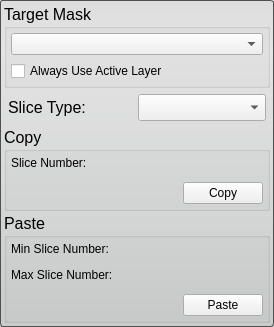
jessdtate/Seg3D, file Interface/ToolInterface/ClipboardToolInterface.ui: the form before one commit.
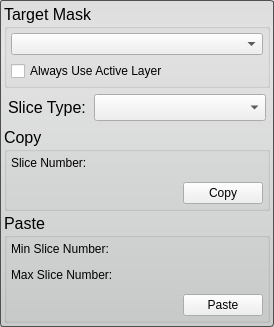
The form after the commit. Custom widgets are drawn as their Qt base class.

Commit message: updates to all of the tool ui's.  moved adding the sliderspinnercombo's to the .ui files.

```diff
--- a/Interface/ToolInterface/ClipboardToolInterface.ui
+++ b/Interface/ToolInterface/ClipboardToolInterface.ui
@@ -7,7 +7,7 @@
     <x>0</x>
     <y>0</y>
     <width>274</width>
-    <height>318</height>
+    <height>327</height>
    </rect>
   </property>
   <property name="font">
@@ -68,7 +68,10 @@
     </widget>
    </item>
    <item>
-    <layout class="QHBoxLayout" name="horizontalLayout">
+    <layout class="QHBoxLayout" name="horizontalLayout" stretch="1,2">
+     <property name="spacing">
+      <number>0</number>
+     </property>
      <property name="margin">
       <number>4</number>
      </property>
```
Left out of the diff: 12 changed lines with no effect on the pictures. Lines whose indentation alone changed are shown as unchanged. The commit also changes 55 other files.
